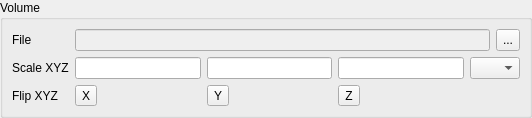
This is autoscoper/src/ui/ui-files/VolumeBox.ui in BrownBiomechanics/Autoscoper as Qt 5 draws it before an edit. The edited form follows.
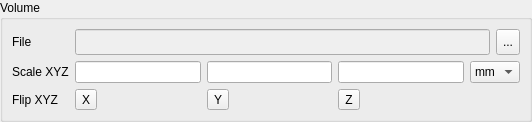
This is the edited form.

Diff of the .ui file:
```diff
--- a/autoscoper/src/ui/ui-files/VolumeBox.ui
+++ b/autoscoper/src/ui/ui-files/VolumeBox.ui
@@ -7,7 +7,7 @@
     <x>0</x>
     <y>0</y>
     <width>532</width>
-    <height>103</height>
+    <height>122</height>
    </rect>
   </property>
   <property name="windowTitle">
@@ -124,7 +124,7 @@
       <item row="1" column="4" colspan="2">
        <widget class="QComboBox" name="comboBox_Units">
         <property name="currentIndex">
-         <number>-1</number>
+         <number>1</number>
         </property>
         <property name="maxVisibleItems">
          <number>12</number>
```
